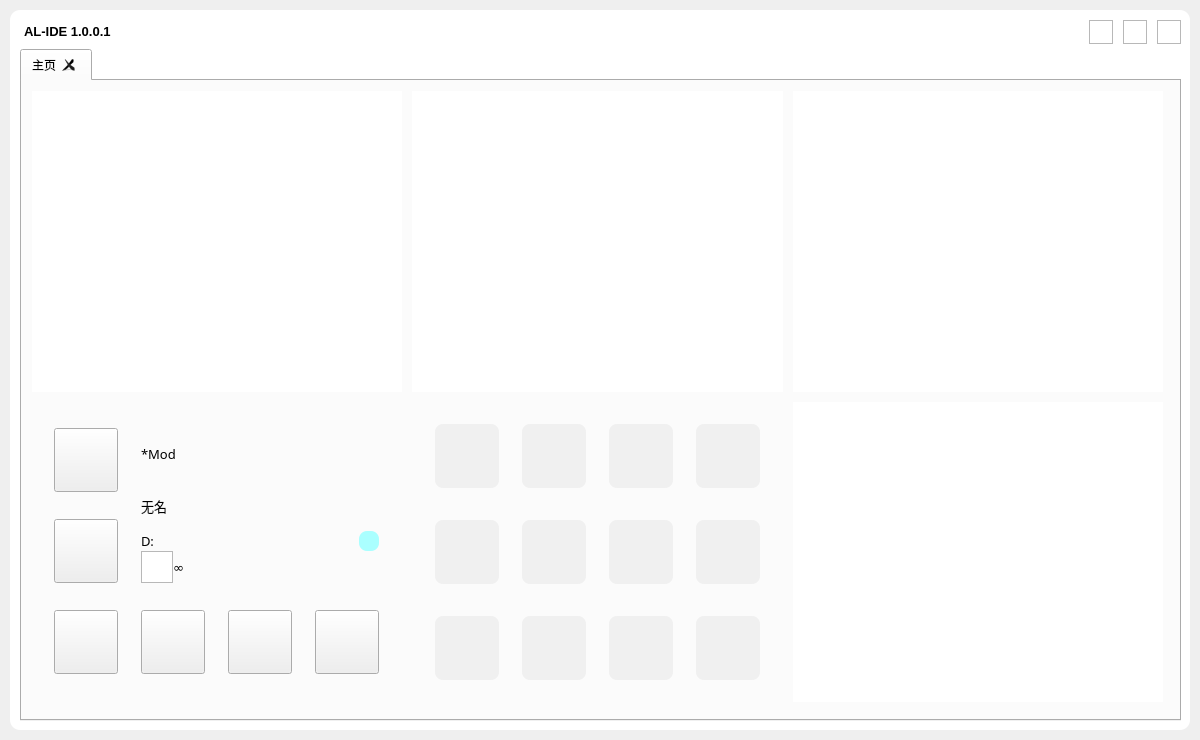
Old version of the form visualizationSrc/qtUI/mainInterFace.ui in the repository NWYLZW/A-Language-IDE.
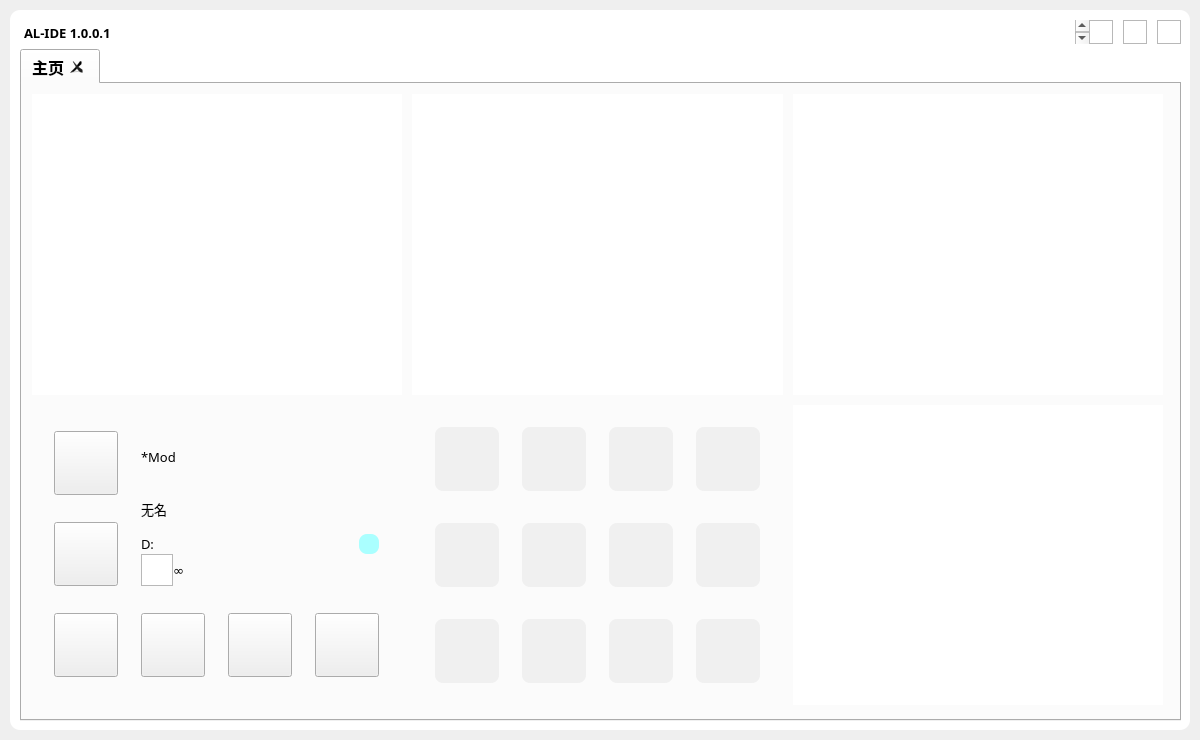
New version of the form. Icons and pictures are not drawn.

The edit to the form file:
```diff
--- a/visualizationSrc/qtUI/mainInterFace.ui
+++ b/visualizationSrc/qtUI/mainInterFace.ui
@@ -45,28 +45,6 @@
 }
 QTabBar::close-button:hover{
 	image: url(:/ico/Data/qrc/ico/closed.png);
-}
-QScrollBar:horizontal
-{
-    height: 8px;
-    margin: 0px;
-    border: none;
-    border-radius: 4px;
-    background-color: rgb(200,200,200);
-}
-QScrollBar::handle:horizontal
-{
-    background-color: rgb(100,100,100);
-    min-width: 5px;
-    border-radius: 4px;
-}
-QScrollBar::handle:horizontal:hover
-{
-    background-color: rgb(150,150,150);
-}
-QScrollBar::right-arrow:horizontal, QScrollBar::left-arrow:horizontal,
-QScrollBar::add-line:horizontal, QScrollBar::sub-line:horizontal {
-    border: none;background: none;color: none;
 }</string>
   </property>
   <widget class="QWidget" name="Main">
```
